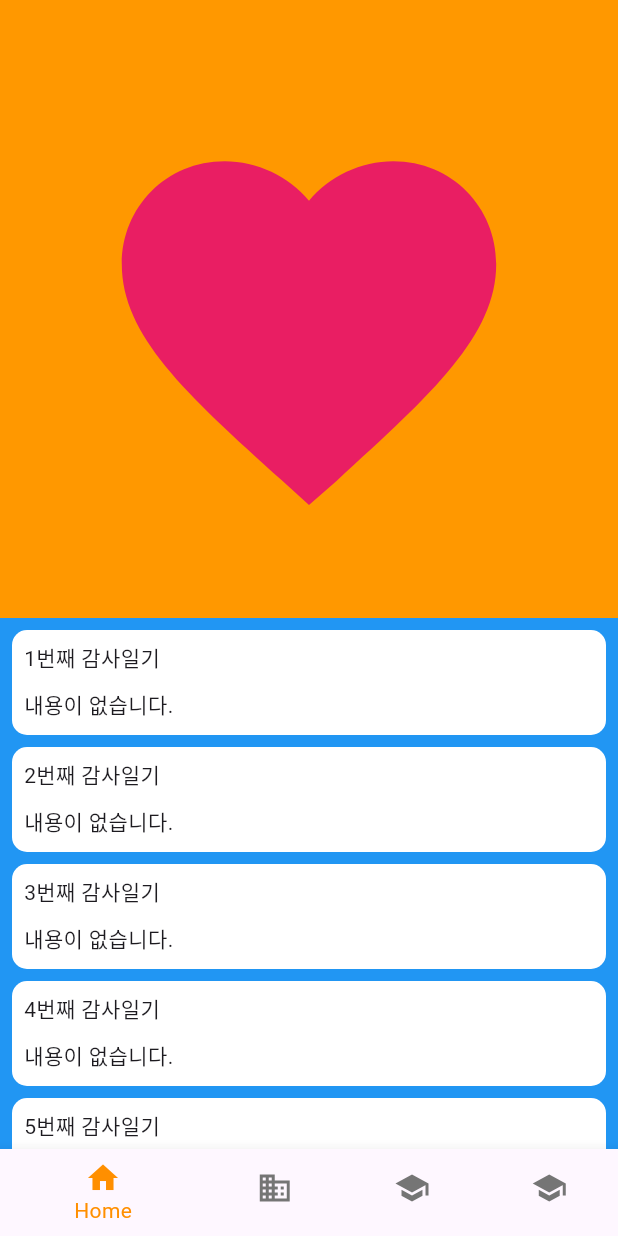
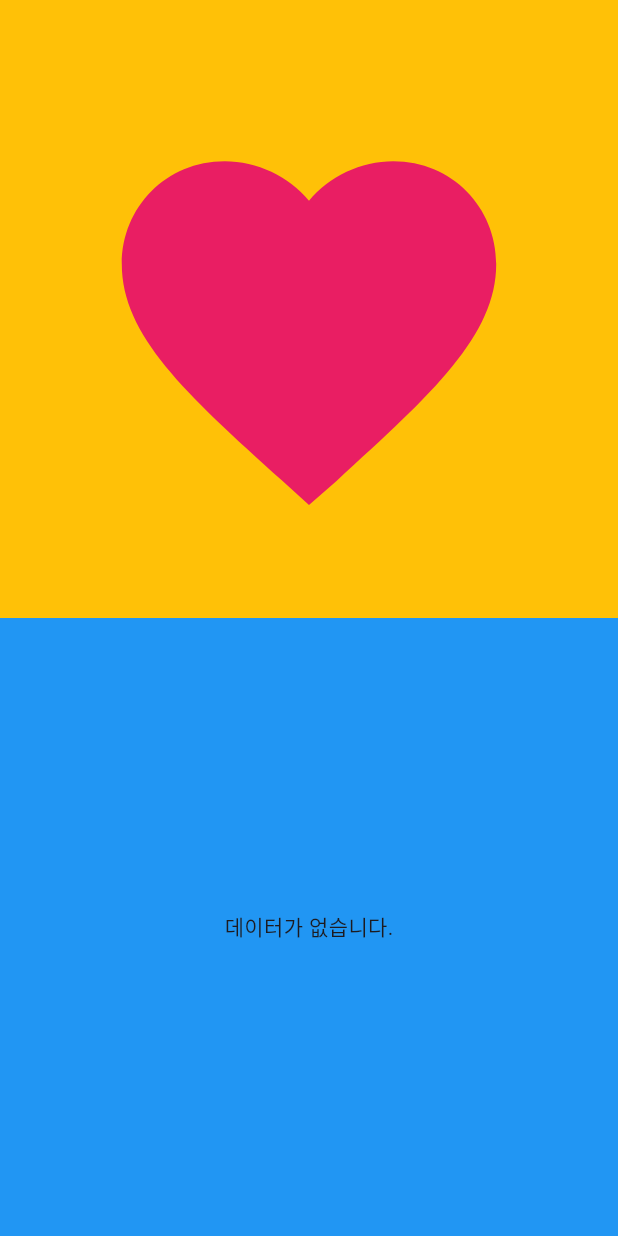
Before and after one commit to mingyuShim94/gratitude_diary, a Flutter app: the screen it shows after launch, on a phone screen of 412 x 824 dp. Run offline on Flutter 3.47's test engine with Material 3 defaults, Android fonts, the light colour scheme and no system bars; our stand-ins replace drift, get_it, sqflite, table_calendar; accounts and stored records are empty; generated files the repository leaves out were written again.

Commit message:
home_screen

```diff
--- a/lib/component/diary_section.dart
+++ b/lib/component/diary_section.dart
@@ -17,25 +17,26 @@ class _DiarySectionState extends State<DiarySection> {
 
   String? content;
   String? tag;
-
+  DateTime date = DateTime.now();
   @override
   Widget build(BuildContext context) {
-    return Container(
-      height: MediaQuery.of(context).size.height * 0.5 - 58,
+    return Expanded(
+      child: Container(
         padding: const EdgeInsets.symmetric(horizontal: 8),
         color: Colors.blue,
         child: StreamBuilder<List<Diary>>(
-          stream: GetIt.I<LocalDatabase>().watchAllDiaryEntries(),
+            stream: GetIt.I<LocalDatabase>().watchDiaryEntriesByDate(date),
             builder: (context, snapshot) {
+              print(snapshot.data);
               if (!snapshot.hasData) {
-              return const Center(
-                child: CircularProgressIndicator(),
-              );
+                return const Center(child: CircularProgressIndicator());
               }
-            print('snapshot.data: ${snapshot.data}');
+              if (snapshot.hasData && snapshot.data!.isEmpty) {
+                return const Center(child: Text('데이터가 없습니다.'));
+              }
               return ListView.separated(
                 padding: const EdgeInsets.symmetric(vertical: 8),
-              itemCount: 5,
+                itemCount: snapshot.data!.length,
                 separatorBuilder: (context, index) => const SizedBox(height: 8),
                 itemBuilder: (context, index) {
                   return GestureDetector(
@@ -128,15 +129,16 @@ class _DiarySectionState extends State<DiarySection> {
                           const SizedBox(
                             height: 10,
                           ),
-                        (snapshot.hasData || snapshot.data!.isEmpty)
-                            ? snapshot.data!.length < 5
-                                ? const Text('내용이 없습니다.')
-                                : Text(
+                          Row(
+                            children: [
+                              Text(
                                 snapshot.data![index].content,
                                 maxLines: 2,
                                 overflow: TextOverflow.ellipsis,
+                              ),
+                              Text(snapshot.data![index].tag)
+                            ],
                           )
-                            : const Text('내용이 없습니다.')
                         ],
                       ),
                     ),
@@ -144,6 +146,7 @@ class _DiarySectionState extends State<DiarySection> {
                 },
               );
             }),
+      ),
     );
   }
 
--- a/lib/main.dart
+++ b/lib/main.dart
@@ -22,7 +22,8 @@ class MyApp extends StatelessWidget {
   @override
   Widget build(BuildContext context) {
     return const MaterialApp(
-      home: BottomNavBarExample(),
+      // home: BottomNavBarExample(),
+      home: Home(),
     );
   }
 }
```
Also changed, not shown: lib/component/energy_status_section.dart (+144 -9 lines), lib/database/drift_database.dart (+9 -2 lines). Lines whose indentation alone changed are shown as unchanged.
